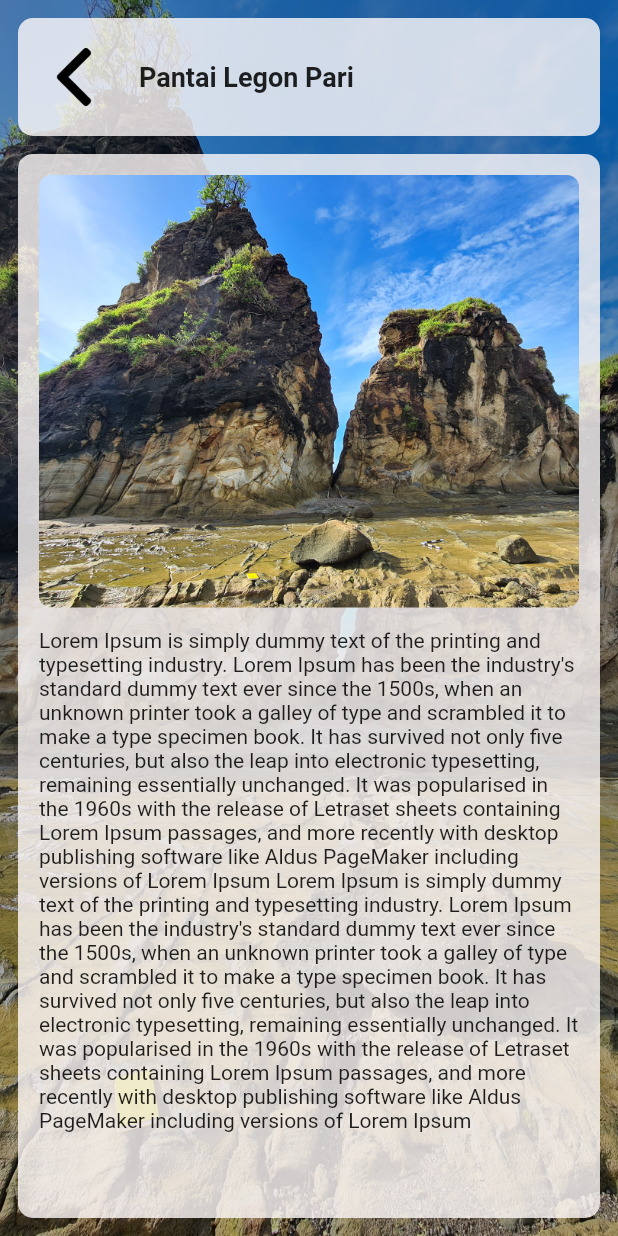
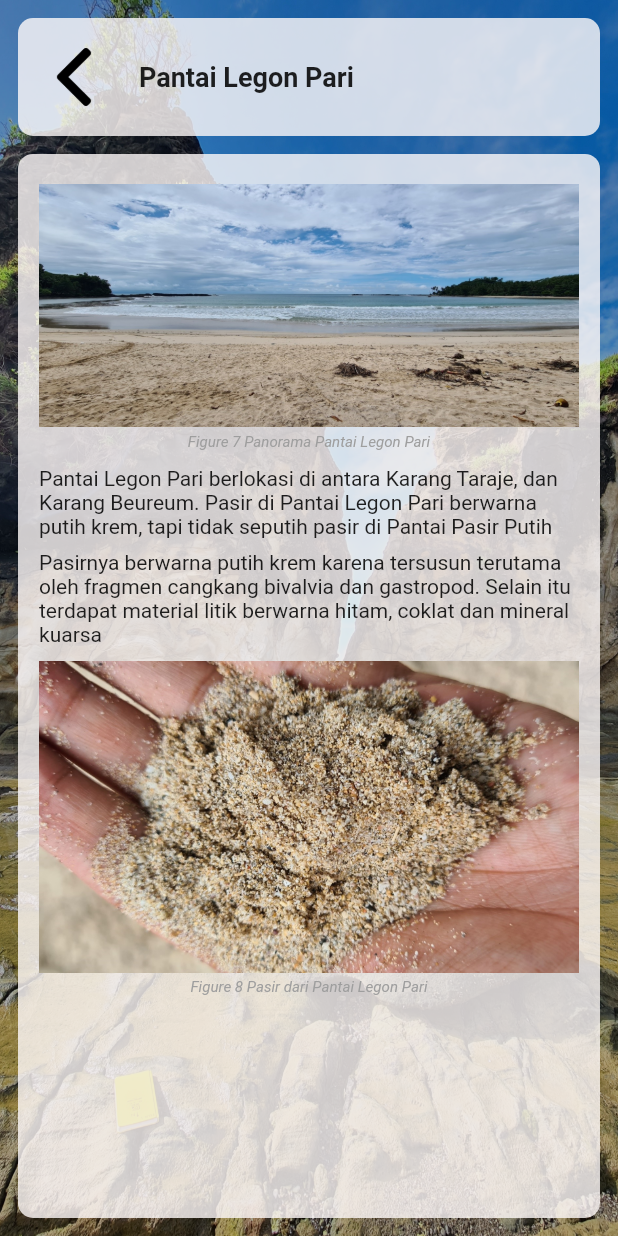
Before and after one commit to ozmonday/geosawarna, a Flutter app: the ListPage screen opened by its route, after a tap on "Pantai Legon Pari", on a phone screen of 412 x 824 dp. Run offline on Flutter 3.47's test engine with Material 2 defaults, Android fonts, the light colour scheme and no system bars; our stand-ins replace flutter_map, latlong, sliding_up_panel; missing offline and left inert: flutter_map_location_marker.

Commit message:
change detail page

```diff
--- a/lib/models/palce.dart
+++ b/lib/models/palce.dart
@@ -3,9 +3,12 @@ import 'package:latlong/latlong.dart';
 
 class Place {
   final LatLng latLng;
-  List<String> pic;
+  String pic;
   final String name;
+
   String desc;
 
-  Place({@required this.latLng, @required this.name, this.desc, this.pic});
+  List<Widget> article;
+
+  Place({@required this.latLng, @required this.name, this.desc, this.pic, this.article});
 }
--- a/lib/pages/detail_info_page.dart
+++ b/lib/pages/detail_info_page.dart
@@ -1,4 +1,5 @@
 import 'package:flutter/material.dart';
+import '../models/palce.dart';
 
 class DetailPage extends StatefulWidget {
   @override
@@ -6,7 +7,7 @@ class DetailPage extends StatefulWidget {
 }
 
 class _DetailPageState extends State<DetailPage> {
-  String title;
+  Place place;
 
   @override
   Widget build(BuildContext context) {
@@ -14,7 +15,7 @@ class _DetailPageState extends State<DetailPage> {
     final double _height =
         MediaQuery.of(context).size.height - MediaQuery.of(context).padding.top;
     RouteSettings settings = ModalRoute.of(context).settings;
-    title = settings.arguments;
+    place = settings.arguments;
     return SafeArea(
       child: Scaffold(
         body: Container(
@@ -51,7 +52,7 @@ class _DetailPageState extends State<DetailPage> {
                       Container(
                           padding: EdgeInsets.only(left: 8),
                           child: Text(
-                            title,
+                            place.name,
                             style: TextStyle(
                                 fontSize: 18, fontWeight: FontWeight.bold),
                           )),
@@ -66,32 +67,26 @@ class _DetailPageState extends State<DetailPage> {
                   ),
                   child: Container(
                     margin: EdgeInsets.all(12),
-                    //padding: EdgeInsets.all(14),
                     decoration: BoxDecoration(
                         color: Color.fromRGBO(255, 250, 250, 0.8),
                         borderRadius: BorderRadius.circular(10)),
                     child: Container(
-                      padding: EdgeInsets.only(top:14, bottom:14),
+                      padding: EdgeInsets.only(top: 14, bottom: 14),
                       child: SingleChildScrollView(
                         child: Column(
                           crossAxisAlignment: CrossAxisAlignment.stretch,
-                          children: <Widget>[
-                            Container(
-                              margin: EdgeInsets.only(left:14, right:14),
-                              decoration: BoxDecoration(
-                                borderRadius: BorderRadius.circular(8),
-                                image: DecorationImage(
-                                    image: AssetImage("assets/20201222_082847.jpg"),
-                                    fit: BoxFit.cover
-                                    ),
-                              ),
-                              height: _height * 0.35,
-                            ),
-                            Container(
-                                margin: EdgeInsets.only(top: 14, left: 14, right: 14),
-                                child: Text(
-                                    "Lorem Ipsum is simply dummy text of the printing and typesetting industry. Lorem Ipsum has been the industry's standard dummy text ever since the 1500s, when an unknown printer took a galley of type and scrambled it to make a type specimen book. It has survived not only five centuries, but also the leap into electronic typesetting, remaining essentially unchanged. It was popularised in the 1960s with the release of Letraset sheets containing Lorem Ipsum passages, and more recently with desktop publishing software like Aldus PageMaker including versions of Lorem Ipsum Lorem Ipsum is simply dummy text of the printing and typesetting industry. Lorem Ipsum has been the industry's standard dummy text ever since the 1500s, when an unknown printer took a galley of type and scrambled it to make a type specimen book. It has survived not only five centuries, but also the leap into electronic typesetting, remaining essentially unchanged. It was popularised in the 1960s with the release of Letraset sheets containing Lorem Ipsum passages, and more recently with desktop publishing software like Aldus PageMaker including versions of Lorem Ipsum"))
-                          ],
+                          children: place.article,
+                          // children: <Widget>[
+                          //   // Image.asset(place.pic[0], width: _width),
+                          //   Container(
+                          //     margin: EdgeInsets.only(left: 14, right: 14),
+                          //     child: Image.asset(place.pic[0]),
+                          //   ),
+                          //   Container(
+                          //       margin: EdgeInsets.only(
+                          //           top: 14, left: 14, right: 14),
+                          //       child: Text(place.desc))
+                          // ],
                         ),
                       ),
                     ),
--- a/lib/pages/list_page.dart
+++ b/lib/pages/list_page.dart
@@ -19,7 +19,7 @@ class _ListPageState extends State<ListPage> {
 
     for (var i in places) {
       listitem.add(ListItem(
-        title: i.name,
+        place: i,
       ));
     }
 
--- a/lib/providers/places.dart
+++ b/lib/providers/places.dart
@@ -1,4 +1,5 @@
 import 'package:flutter/foundation.dart';
+import 'package:flutter/material.dart';
 import 'package:geosawarna/models/palce.dart';
 import 'package:latlong/latlong.dart';
 
@@ -10,52 +11,103 @@ class PlacesProvider with ChangeNotifier {
     Place(
         latLng: LatLng(-6.993997639908964, 106.307128381556),
         name: "Pantai Tanjung Layar",
-        desc:
-            "Di sini kita bisa menemukan batuan yang membentuk 2 tebing, yang terlihat seperti layer kapal. Dari sinilah kemudian diberi nama Pantai Tanjung Layar. Yang menarik lagi ditemukannya bongkah bongkah batu besar di dalam batuan ini, yang diduga merupakan produk letusan gunung api. Di bagian atas:  graded bedding, paralel lamination, bagian bawah: perselingan batupasir-batulempung, cross lamination. Batulempung karbonatan, batupasir karbonatan. Diatas endapan turbidit diendapkan volcanic rock- dengan fragmen batulempung, batupasir; matriks tuff lapili; struktur nendatan, tuff memperlihatkan normal graded bedding.",
-        pic: ["assets/picaset/1.jpg", "assets/picaset/2.jpg"],
-    ),
+        desc:"Di sini kita bisa menemukan batuan yang membentuk 2 tebing, yang terlihat seperti layer kapal. Dari sinilah kemudian diberi nama Pantai Tanjung Layar. Yang menarik lagi ditemukannya bongkah bongkah batu besar di dalam batuan ini, yang diduga merupakan produk letusan gunung api.",
+        pic: "assets/picaset/1.jpg",
+        article: [
+          image("assets/picaset/1.jpg"),
+          text(
+              "Di sini kita bisa menemukan batuan yang membentuk 2 tebing, yang terlihat seperti layer kapal. Dari sinilah kemudian diberi nama Pantai Tanjung Layar. Yang menarik lagi ditemukannya bongkah bongkah batu besar di dalam batuan ini, yang diduga merupakan produk letusan gunung api."),
+          text(
+              "Di bagian atas:  graded bedding, paralel lamination, bagian bawah: perselingan batupasir-batulempung, cross lamination. Batulempung karbonatan, batupasir karbonatan."),
+          text(
+              "Diatas endapan turbidit diendapkan volcanic rock- dengan fragmen batulempung, batupasir; matriks tuff lapili; struktur nendatan, tuff memperlihatkan normal graded bedding."),
+          image("assets/picaset/2.jpg", desc: "Figure 1 Ternyata kedua tebing ini dipisahkan oleh adanya sesar mendatar sinistral")
+        ]),
     Place(
         latLng: LatLng(-6.990582797082761, 106.32620181492456),
         name: "Karang Taraje",
-        desc: "Karang Taraje masih merupakan bagian dari Formasi Cimapag, selayaknya Pantai Tanjung Layar. Di sisi utara dari Pantai Karang Taraje kita akan menemukan endapan turbidit. Semakin ke sisi selatan kita akan menemukan lebih banyak batuan hasil endapan vulkanik. Umumnya berupa breksi. Batuan breksi ini lebih resisten terhadap pelapukan dan ombak, sehingga membentuk bebatuan yang tinggi yang senantiasa diterjang ombak pantai selatan. Bagian bawah singkapan ini didominasi oleh batupasir-batulempung dengan lensa lapisan tuff lapili. Struktur sedimen cross lamination pada batupasir ditemukan pada bagian bawah singkapan. Bagian atas terdapat trend penebalan piroklastik breksi, yang mengindikasikan adanya peningkatan aktivitas vulkanisme. Kemunculan mata air kontak pada kontak antara batupasir halus/lempung dengan tuff diatasnya Beberapa ombak mampu menembus bebatuan , dibantu oleh keberadaan struktur geologi berupa kekar-kekar, dan mungkin juga sesar",
-        pic: ["assets/picaset/4.jpg", "assets/picaset/3.jpg", "assets/picaset/5.jpg", "assets/picaset/6.jpg", "assets/picaset/7.jpg"]
-    ),
+        desc:"Karang Taraje masih merupakan bagian dari Formasi Cimapag, selayaknya Pantai Tanjung Layar. Di sisi utara dari Pantai Karang Taraje kita akan menemukan endapan turbidit. Semakin ke sisi selatan kita akan menemukan lebih banyak batuan hasil endapan vulkanik. Umumnya berupa breksi. Batuan breksi ini lebih resisten terhadap pelapukan dan ombak, sehingga membentuk bebatuan yang tinggi yang senantiasa diterjang ombak pantai selatan",
+        pic: "assets/picaset/4.jpg",
+        article: [
+          text(
+              "Karang Taraje masih merupakan bagian dari Formasi Cimapag, selayaknya Pantai Tanjung Layar. Di sisi utara dari Pantai Karang Taraje kita akan menemukan endapan turbidit. Semakin ke sisi selatan kita akan menemukan lebih banyak batuan hasil endapan vulkanik. Umumnya berupa breksi. Batuan breksi ini lebih resisten terhadap pelapukan dan ombak, sehingga membentuk bebatuan yang tinggi yang senantiasa diterjang ombak pantai selatan"),
+          image("assets/picaset/3.jpg",
+              desc:
+                  "Figure 2 Perubahan tipe litologi di mana pada lapisan yang berada relatif di atas (relatif lebih muda) cenderung didominasi litologi breksi yang lebih resisten terhadap ombak"),
+          text(
+              "Bagian bawah singkapan ini didominasi oleh batupasir-batulempung dengan lensa lapisan tuff lapili. Struktur sedimen cross lamination pada batupasir ditemukan pada bagian bawah singkapan. Bagian atas terdapat trend penebalan piroklastik breksi, yang mengindikasikan adanya peningkatan aktivitas vulkanisme."),
+          text(
+              "Kemunculan mata air kontak pada kontak antara batupasir halus/lempung dengan tuff diatasnya."),
+          text(
+              "Beberapa ombak mampu menembus bebatuan , dibantu oleh keberadaan struktur geologi berupa kekar-kekar, dan mungkin juga sesar."),
+          image("assets/picaset/4.jpg", desc: "Figure 3 Perlapisan pada batuan di Karang Taraje yang cenderung miring ke selatan dengan kemiringan perlapisan sekitar 30 derajat"),
+          image("assets/picaset/5.jpg", desc: "Figure 4 Retakan pada batuan membentuk sudut hampir tegak lurus, selayaknya ubin"),
+          image("assets/picaset/6.jpg", desc: "Figure 5 Compaction band masih dapat ditemukan"),
+          image("assets/picaset/7.jpg", desc: "Figure 6 Adanya batuan yang belubang-lubang diakibatkan oleh proses erosi dan pelapukan")
+        ]),
     Place(
         latLng: LatLng(-6.987126254843529, 106.3224758195732),
         name: "Pantai Legon Pari",
-        desc: "Pantai Legon Pari berlokasi di antara Karang Taraje, dan Karang Beureum. Pasir di Pantai Legon Pari berwarna putih krem, tapi tidak seputih pasir di Pantai Pasir Putih. Pasirnya berwarna putih krem karena tersusun terutama oleh fragmen cangkang bivalvia dan gastropod. Selain itu terdapat material litik berwarna hitam, coklat dan mineral kuarsa. Pasir dari Pantai Legon Pari berwarna putih krem karena tersusun terutama oleh fragmen cangkang bivalvia dan gastropod. Selain itu terdapat material litik berwarna hitam, coklat dan mineral kuarsa." ,
-        pic: ["assets/picaset/8.jpg", "assets/picaset/9.jpg"]
-    ),
+        desc:"Pantai Legon Pari berlokasi di antara Karang Taraje, dan Karang Beureum. Pasir di Pantai Legon Pari berwarna putih krem, tapi tidak seputih pasir di Pantai Pasir Putih",
+        pic: "assets/picaset/8.jpg",
+        article: [
+          image("assets/picaset/8.jpg", desc: "Figure 7 Panorama Pantai Legon Pari"),
+          text("Pantai Legon Pari berlokasi di antara Karang Taraje, dan Karang Beureum. Pasir di Pantai Legon Pari berwarna putih krem, tapi tidak seputih pasir di Pantai Pasir Putih"),
+          text("Pasirnya berwarna putih krem karena tersusun terutama oleh fragmen cangkang bivalvia dan gastropod. Selain itu terdapat material litik berwarna hitam, coklat dan mineral kuarsa"),
+          image("assets/picaset/9.jpg", desc: "Figure 8 Pasir dari Pantai Legon Pari")
+        ]
+        ),
     Place(
         latLng: LatLng(-6.991635759111573, 106.31947088342486),
         name: "Karang Beureum",
         desc: "Karang Beureum terdiri dari perselingan batupasir dan batulempung dibagian bawah dan bagian atas terdiri dari piroklastik tuff lapili hingga breccia. Secara biodiversity, kehidupan recent marine ini didominasi oleh brain coral, branching  coral dan coraline algae",
-        pic: ["assets/picaset/12.jpg", "assets/picaset/10.jpg", "assets/picaset/11.jpg"]
-    ),
+        pic: "assets/picaset/12.jpg",
+        article: [
+          text("Karang Beureum terdiri dari perselingan batupasir dan batulempung dibagian bawah dan bagian atas terdiri dari piroklastik tuff lapili hingga breccia. Secara biodiversity, kehidupan recent marine ini didominasi oleh brain coral, branching  coral dan coraline algae"),
+          image("assets/picaset/10.jpg"),
+          image("assets/picaset/11.jpg", desc: "Figure 9 Ditemukan fragmen batu bara pada lapisan batuan"),
+          image("assets/picaset/12.jpg", desc: "Figure 10 Beberapa batu terlhat seperti berlubang-lubang, diakibatkan oleh adanya ombak dan pelapukan yang mengerosi batuan"),
+
+        ]),
     Place(
         latLng: LatLng(-6.975269952383646, 106.29490153924408),
         name: "Goa Langir",
-        desc: "Goa ini terbentuk karena proses pelarutan oleh air. Bagian bawah singkapan ini adalah floatstone dengan matrix wackstone, grains didominasi oleh benthic foram, alga merah dan ostracoda. Setempat ditemukan intraclast yang membundar, sebagai hasil reworked batuan yang relatif lebih tua. Pada batugamping ini berkembang vuggy dan cavernous porosity. Selain dari Goa Langir, ditemukan banyak gua di daerah ini, ada goa kakasan, goa seribu candi, dan goa harta karun. Pada bagian dalam gua tidak terdapat stalagtit dan stalagmit. Kemungkinan karena terbentuknya gua lebih disebabkan oleh terbentuknya retakan pada batuan.",
-        pic: ["assets/picaset/13.jpg"]
-    ),
+        desc: "Goa ini terbentuk karena proses pelarutan oleh air.  Bagian bawah singkapan ini adalah floatstone dengan matrix wackstone, grains didominasi oleh benthic foram, alga merah dan ostracoda. Setempat ditemukan intraclast yang membundar, sebagai hasil reworked batuan yang relatif lebih tua. Pada batugamping ini berkembang vuggy dan cavernous porosity.",
+        pic: "assets/picaset/13.jpg",
+        article: [
+          image("assets/picaset/13.jpg"),
+          text("Goa ini terbentuk karena proses pelarutan oleh air.  Bagian bawah singkapan ini adalah floatstone dengan matrix wackstone, grains didominasi oleh benthic foram, alga merah dan ostracoda. Setempat ditemukan intraclast yang membundar, sebagai hasil reworked batuan yang relatif lebih tua. Pada batugamping ini berkembang vuggy dan cavernous porosity."),
+          text("Selain dari Goa Langir, ditemukan banyak gua di daerah ini, ada goa kakasan, goa seribu candi, dan goa harta karun. Pada bagian dalam gua tidak terdapat stalagtit dan stalagmit. Kemungkinan karena terbentuknya gua lebih disebabkan oleh terbentuknya retakan pada batuan."),
+        ]),
     Place(
         latLng: LatLng(-6.987126254843529, 106.3224758195732),
         name: "Pantai Muara",
         desc: "Pantai Muara memiliki pasir putih krem serupa dengan Pantai Legon Pari, yang juga tidak seputih pasir dari Pantai Pasir Putih.",
-        pic: ["assets/picaset/14.jpg"]
-    ),
+        pic: "assets/picaset/14.jpg",
+        article: [
+          text("Pantai Muara memiliki pasir putih krem serupa dengan Pantai Legon Pari, yang juga tidak seputih pasir dari Pantai Pasir Putih."),
+          image("assets/picaset/14.jpg", desc: "Figure 11Pantai Muara dan tebing-tebing batu gamping yang menjulang")
+        ]
+        ),
     Place(
         latLng: LatLng(-6.982066906606158, 106.30550864109381),
         name: "Pantai Pasir Putih",
-        desc: "Secara geomorfologi merupakan dataran landai yang berkembang gumuk pasir. High energy system, dipengaruhi oleh gelombang laut dan arus pasang-surut. Channel-channel kecil (lebar sekitar 1 meter) berkembang dan bermuara ke laut. Struktur sedimen ripple berkembang pada recent sediment pasir pantai. Sedimen pasir terdiri dari fragmen litik, kuarsa, beberapa cangkang bivalve. Di pantai pasir putih juga merupakan pusat keramaian dari pantai Sawarna. Di sini terdapat information center, penginapan, suvenir dan tempat makan, serta lifeguard.",
-        pic: ["assets/picaset/15.jpg"]
-    ),
-      Place(
+        desc: "Secara geomorfologi merupakan dataran landai yang berkembang gumuk pasir. High energy system, dipengaruhi oleh gelombang laut dan arus pasang-surut. Channel-channel kecil (lebar sekitar 1 meter) berkembang dan bermuara ke laut. Struktur sedimen ripple berkembang pada recent sediment pasir pantai. Sedimen pasir terdiri dari fragmen litik, kuarsa, beberapa cangkang bivalve.",
+        pic: "assets/picaset/15.jpg",
+        article: [
+          image("assets/picaset/15.jpg", desc: "Figure 12 Pantai Pasir Putih dengan pasir yang berwarna putih krem"),
+          text("Secara geomorfologi merupakan dataran landai yang berkembang gumuk pasir. High energy system, dipengaruhi oleh gelombang laut dan arus pasang-surut. Channel-channel kecil (lebar sekitar 1 meter) berkembang dan bermuara ke laut. Struktur sedimen ripple berkembang pada recent sediment pasir pantai. Sedimen pasir terdiri dari fragmen litik, kuarsa, beberapa cangkang bivalve."),
+          text("Di pantai pasir putih juga merupakan pusat keramaian dari pantai Sawarna. Di sini terdapat information center, penginapan, suvenir dan tempat makan, serta lifeguard.")
+        ]),
+    Place(
         latLng: LatLng(-6.979138423293903, 106.32303776028253),
         name: "Goa Lalay",
         desc: "Merupakan gua dengan mulut gua yang cukup besar yang dibentuk terutama oleh proses pelarutan batu gamping. Batuan yang ditemukan pada mulut goa tersusun oleh batuan packstone. Air masih mengalir deras ke luar dari mulut goa lalay, membentuk sungai kecil. Goa Lalay sendiri merupakan bagian dari jaringan gua yang lebih luas lagi.",
-        pic: ["assets/picaset/16.jpg"]
-    ),
+        pic: "assets/picaset/16.jpg",
+        article: [
+          text("Merupakan gua dengan mulut gua yang cukup besar yang dibentuk terutama oleh proses pelarutan batu gamping. Batuan yang ditemukan pada mulut goa tersusun oleh batuan packstone. Air masih mengalir deras ke luar dari mulut goa lalay, membentuk sungai kecil. Goa Lalay sendiri merupakan bagian dari jaringan gua yang lebih luas lagi"),
+          image("assets/picaset/16.jpg", desc: "Figure 13 Mulut Goa Lalay")
+        ]),
   ];
 
   List<Place> get places => _places;
@@ -65,3 +117,39 @@ class PlacesProvider with ChangeNotifier {
     notifyListeners();
   }
 }
+
+Widget image(String src, {String desc}) {
+  Widget column;
+  if (desc != null) {
+    column = Column(
+      children: [
+        Container(
+          margin: EdgeInsets.only(top: 6, left: 14, right: 14, bottom: 4),
+          child: Image.asset(src, fit: BoxFit.contain,),
+        ),
+        Container(
+            margin: EdgeInsets.only(left: 14, right: 14, bottom: 6),
+            child: Text(
+              desc,
+              style: TextStyle(
+                  fontStyle: FontStyle.italic,
+                  fontSize: 10,
+                  color: Colors.grey),
+            ))
+      ],
+    );
+  } else {
+    column = Container(
+      margin: EdgeInsets.only(top: 5, left: 14, right: 14, bottom: 5),
+      child: Image.asset(src),
+    );
+  }
+
+  return column;
+}
+
+Widget text(String text) {
+  return Container(
+      margin: EdgeInsets.only(top: 4, left: 14, right: 14, bottom: 4),
+      child: Text(text));
+}
--- a/lib/widgets/list_item.dart
+++ b/lib/widgets/list_item.dart
@@ -1,13 +1,13 @@
 import 'package:flutter/material.dart';
-
+import '../models/palce.dart';
 class ListItem extends StatelessWidget {
-  final String title;
-  const ListItem({Key key, this.title}) : super(key: key);
+  final Place place;
+  const ListItem({Key key, this.place}) : super(key: key);
 
   @override
   Widget build(BuildContext context) {
     return GestureDetector(
-      onTap: () => Navigator.pushNamed(context,"/detail", arguments: title),
+      onTap: () => Navigator.pushNamed(context,"/detail", arguments: place),
       child: Container(
         margin: EdgeInsets.only(left: 10, right: 10, top: 3, bottom: 3),
         padding: EdgeInsets.all(16),
@@ -15,7 +15,7 @@ class ListItem extends StatelessWidget {
             color: Colors.white, borderRadius: BorderRadius.circular(10)),
         child: Row(children: <Widget>[
           Container(
-            child: Text(title),
+            child: Text(place.name)
           )
         ]),
       ),
```
Also changed, not shown: lib/pages/map_page.dart (+6 -6 lines), assets/picaset/2.jpg, assets/picaset/3.jpg.
